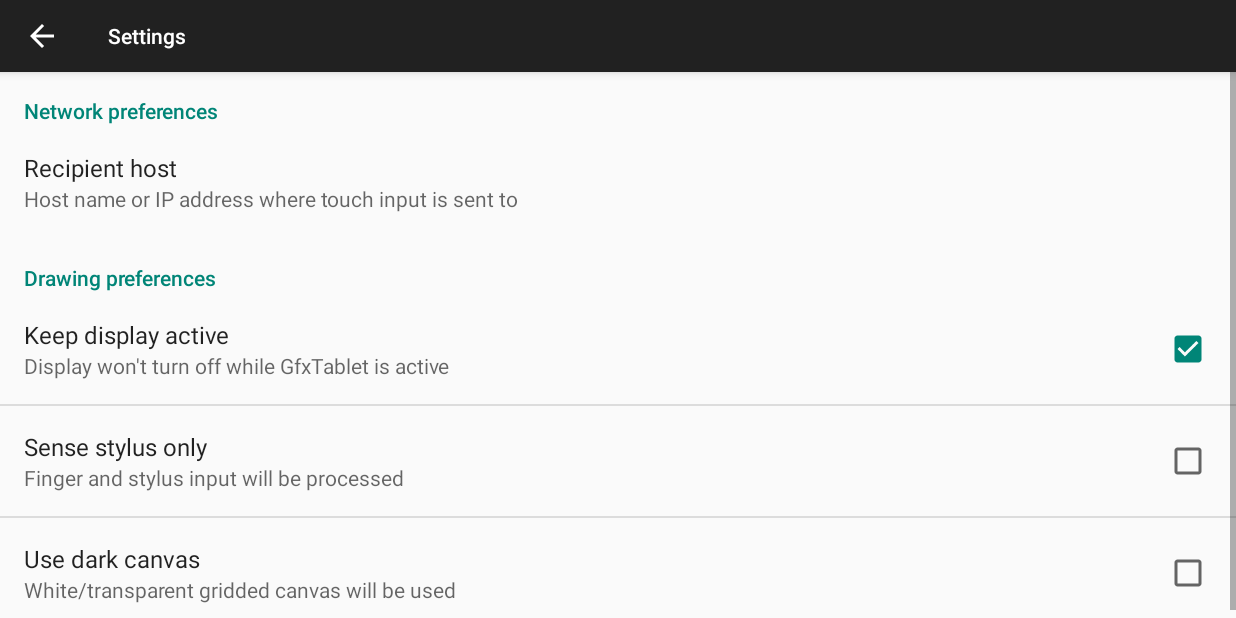
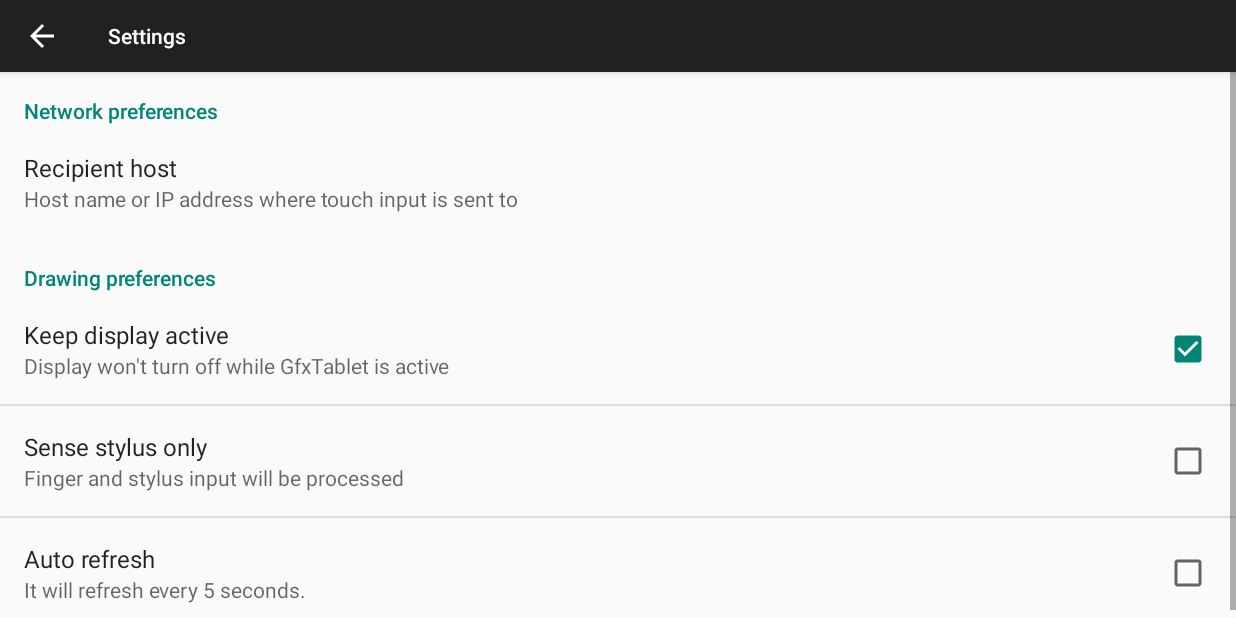
Before and after one commit to rfc2822/GfxTablet, an Android app: the screen it shows after launch (SettingsActivity), after a tap on "Settings", on a phone screen of 824 x 412 dp (held sideways). Run offline under Robolectric (Android 15) with nearby library versions, the phone set to English and light mode, and no system bars.

Commit message:
added auto refresh and removed unused stuff

```diff
--- a/app-android/app/src/main/java/at/bitfire/gfxtablet/CanvasActivity.java
+++ b/app-android/app/src/main/java/at/bitfire/gfxtablet/CanvasActivity.java
@@ -2,20 +2,14 @@ package at.bitfire.gfxtablet;
 
 import android.content.Intent;
 import android.content.SharedPreferences;
-import android.database.Cursor;
-import android.graphics.Bitmap;
-import android.graphics.BitmapFactory;
-import android.graphics.drawable.BitmapDrawable;
 import android.graphics.drawable.Drawable;
 import android.net.Uri;
 import android.os.AsyncTask;
 import android.os.Build;
 import android.os.Bundle;
-import android.preference.PreferenceFragment;
+import android.os.Handler;
 import android.preference.PreferenceManager;
-import android.provider.MediaStore;
 import android.support.v7.app.AppCompatActivity;
-import android.support.v7.widget.PopupMenu;
 import android.util.Log;
 import android.view.Menu;
 import android.view.MenuItem;
@@ -23,15 +17,16 @@ import android.view.View;
 import android.view.WindowManager;
 import android.widget.ImageView;
 import android.widget.Toast;
+
 import at.bitfire.gfxtablet.NetEvent.Type;
 
 public class CanvasActivity extends AppCompatActivity implements View.OnSystemUiVisibilityChangeListener, SharedPreferences.OnSharedPreferenceChangeListener {
-    private static final int RESULT_LOAD_IMAGE = 1;
     private static final String TAG = "GfxTablet.Canvas";
+    public static String SCREEN_PATH;
     private static CanvasActivity instance;
+    private Handler autoRefreshHandler;
+    private Runnable autoRefreshBackground;
     public static CanvasActivity get() { return instance; }
-
-    final Uri homepageUri = Uri.parse(("https://gfxtablet.bitfire.at"));
 
     NetworkClient netClient;
     NetworkServer netServer;
@@ -44,6 +39,8 @@ public class CanvasActivity extends AppCompatActivity implements View.OnSystemUi
     protected void onCreate(Bundle savedInstanceState) {
         super.onCreate(savedInstanceState);
         instance = this;
+        autoRefreshHandler = new Handler();
+        SCREEN_PATH = CanvasActivity.get().getCacheDir() + "/screen.png";
 
         preferences = PreferenceManager.getDefaultSharedPreferences(this);
         preferences.registerOnSharedPreferenceChangeListener(this);
@@ -64,6 +61,20 @@ public class CanvasActivity extends AppCompatActivity implements View.OnSystemUi
         canvas.setNetworkClient(netClient);
     }
 
+    private void startAutoRefresh() {
+        autoRefreshHandler.postDelayed(new Runnable() {
+            public void run() {
+                refreshBackground();
+                autoRefreshBackground=this;
+                autoRefreshHandler.postDelayed(autoRefreshBackground, 5000);
+            }
+        }, 5000);
+    }
+
+    private void stopAutoRefresh() {
+        autoRefreshHandler.removeCallbacks(autoRefreshBackground);
+    }
+
     @Override
     protected void onResume() {
         super.onResume();
@@ -73,12 +84,24 @@ public class CanvasActivity extends AppCompatActivity implements View.OnSystemUi
         else
             getWindow().clearFlags(WindowManager.LayoutParams.FLAG_KEEP_SCREEN_ON);
 
+        if (preferences.getBoolean(SettingsActivity.KEY_AUTO_REFRESH, true))
+            startAutoRefresh();
+        else
+            stopAutoRefresh();
+
         showTemplateImage();
+    }
+
+    @Override
+    protected void onPause() {
+        super.onPause();
+        stopAutoRefresh();
     }
 
     @Override
     protected void onDestroy() {
         super.onDestroy();
+        stopAutoRefresh();
         netClient.getQueue().add(new NetEvent(NetEvent.Type.TYPE_DISCONNECT));
     }
 
@@ -118,8 +141,12 @@ public class CanvasActivity extends AppCompatActivity implements View.OnSystemUi
     }
 
     // refresh methods
+    public void refreshBackground() {
+        netClient.getQueue().add(new NetEvent(Type.TYPE_MOTION, (short) 0, (short) 0, (short) 0, -1, false));
+    }
+
     public void refreshBackground(MenuItem item) {
-        netClient.getQueue().add(new NetEvent(Type.TYPE_MOTION, (short) 0, (short) 0, (short) 0, -1, false));
+        refreshBackground();
     }
 
 
@@ -160,17 +187,11 @@ public class CanvasActivity extends AppCompatActivity implements View.OnSystemUi
     public void showTemplateImage() {
         ImageView template = (ImageView)findViewById(R.id.canvas_template);
         template.setVisibility(View.VISIBLE);
-        String picturePath = preferences.getString(SettingsActivity.KEY_TEMPLATE_IMAGE, null);
-        if (picturePath != null) {
-            try {
-                Drawable d = Drawable.createFromPath(picturePath);
-                template.setImageDrawable(d);
-                //Bitmap bm = BitmapFactory.decodeFile(picturePath);
-                //template.setImageBitmap(bm);
-                Log.i("drawn", picturePath);
-            } catch (Exception e) {
-                Toast.makeText(this, e.getLocalizedMessage(), Toast.LENGTH_LONG).show();
-            }
+        try {
+            Drawable d = Drawable.createFromPath(SCREEN_PATH);
+            template.setImageDrawable(d);
+        } catch (Exception e) {
+            Toast.makeText(this, e.getLocalizedMessage(), Toast.LENGTH_LONG).show();
         }
     }
 
--- a/app-android/app/src/main/java/at/bitfire/gfxtablet/CanvasView.java
+++ b/app-android/app/src/main/java/at/bitfire/gfxtablet/CanvasView.java
@@ -31,7 +31,6 @@ public class CanvasView extends View implements SharedPreferences.OnSharedPrefer
 
 
     // setup
-
     public CanvasView(Context context, AttributeSet attributeSet) {
         super(context, attributeSet);
 
@@ -40,7 +39,6 @@ public class CanvasView extends View implements SharedPreferences.OnSharedPrefer
 
         settings = PreferenceManager.getDefaultSharedPreferences(context);
         settings.registerOnSharedPreferenceChangeListener(this);
-        setBackground();
         setInputMethods();
 		inRangeStatus = InRangeStatus.OutOfRange;
     }
@@ -52,27 +50,14 @@ public class CanvasView extends View implements SharedPreferences.OnSharedPrefer
 
 
     // settings
-
-    protected void setBackground() {
-        if (settings.getBoolean(SettingsActivity.KEY_DARK_CANVAS, false))
-            setBackgroundColor(Color.BLACK);
-        //else
-            //setBackgroundResource(R.drawable.bg_grid_pattern); //<-- Add this as option?
-    }
-
     protected void setInputMethods() {
         acceptStylusOnly = settings.getBoolean(SettingsActivity.KEY_PREF_STYLUS_ONLY, false);
     }
 
     @Override
     public void onSharedPreferenceChanged(SharedPreferences sharedPreferences, String key) {
-        switch (key) {
-            case SettingsActivity.KEY_PREF_STYLUS_ONLY:
-                setInputMethods();
-                break;
-            case SettingsActivity.KEY_DARK_CANVAS:
-                setBackground();
-                break;
+        if (key.equals(SettingsActivity.KEY_PREF_STYLUS_ONLY)) {
+            setInputMethods();
         }
     }
 
--- a/app-android/app/src/main/java/at/bitfire/gfxtablet/SettingsActivity.java
+++ b/app-android/app/src/main/java/at/bitfire/gfxtablet/SettingsActivity.java
@@ -8,9 +8,8 @@
     public static final String
 		KEY_PREF_HOST = "host_preference",
 		KEY_PREF_STYLUS_ONLY = "stylus_only_preference",
-        KEY_DARK_CANVAS = "dark_canvas_preference",
         KEY_KEEP_DISPLAY_ACTIVE = "keep_display_active_preference",
-        KEY_TEMPLATE_IMAGE = "key_template_image";
+        KEY_AUTO_REFRESH = "auto_refresh_preference";
 
     @Override
     protected void onCreate(Bundle savedInstanceState) {
--- a/app-android/app/src/main/res/drawable/bg_grid_pattern.xml
+++ /dev/null
@@ -1,5 +0,0 @@
-<?xml version="1.0" encoding="utf-8"?>
-<bitmap
-    android:src="@drawable/bg_grid"
-    android:tileMode="repeat"
-    xmlns:android="http://schemas.android.com/apk/res/android"/>
--- a/app-android/app/src/main/res/layout/activity_canvas.xml
+++ b/app-android/app/src/main/res/layout/activity_canvas.xml
@@ -6,7 +6,7 @@
 
     <ImageView
         android:id="@+id/canvas_template"
-        android:src="@drawable/ic_action_picture"
+        android:src="@drawable/ic_renew"
         android:layout_width="match_parent"
         android:layout_height="match_parent"
         android:scaleType="fitXY"/>
--- a/app-android/app/src/main/res/values/strings.xml
+++ b/app-android/app/src/main/res/values/strings.xml
@@ -1,15 +1,9 @@
 <?xml version="1.0" encoding="utf-8"?>
 <resources>
-
     <string name="app_name">GfxTablet</string>
     <string name="menu_settings">Settings</string>
-    <string name="menu_about">About / Help</string>
-    <string name="menu_donate">Donate</string>
 
     <string name="fullscreen">Full-screen mode</string>
-    <string name="menu_set_template_image">Set template image</string>
-    <string name="menu_clear_template_image">Clear template image</string>
-    <string name="menu_select_another_template_image">Select another image</string>
 
     <string name="no_host_defined">No valid recipient host defined. Please configure in \"Settings / Recipient host\".</string>
 
@@ -18,11 +12,9 @@
     <string name="preferences_stylus_only">Sense stylus only</string>
     <string name="preferences_stylus_only_on">Only stylus input will be processed</string>
     <string name="preferences_stylus_only_off">Finger and stylus input will be processed</string>
-    <string name="preferences_dark_canvas">Use dark canvas</string>
-    <string name="preferences_dark_canvas_on">Black canvas will be used (covers template image)</string>
-    <string name="preferences_dark_canvas_off">White/transparent gridded canvas will be used</string>
     <string name="preferences_keep_display_active">Keep display active</string>
     <string name="preferences_keep_display_active_on">Display won\'t turn off while GfxTablet is active</string>
     <string name="preferences_keep_display_active_off">Display will turn off according to system settings</string>
-
+    <string name="auto_reload_summary">It will refresh every 5 seconds.</string>
+    <string name="auto_reload_title">Auto refresh</string>
 </resources>
--- a/app-android/app/src/main/res/values/styles.xml
+++ b/app-android/app/src/main/res/values/styles.xml
@@ -1,9 +1,6 @@
 <resources>
-
     <style name="BaseTheme" parent="Base.Theme.AppCompat.Light.DarkActionBar">
     </style>
-
     <style name="AppTheme" parent="BaseTheme">
     </style>
-
 </resources>
--- a/app-android/app/src/main/res/xml/preferences.xml
+++ b/app-android/app/src/main/res/xml/preferences.xml
@@ -16,20 +16,16 @@
             android:title="@string/preferences_keep_display_active"
             android:summaryOn="@string/preferences_keep_display_active_on"
             android:summaryOff="@string/preferences_keep_display_active_off" />
-
         <CheckBoxPreference
             android:defaultValue="false"
             android:key="stylus_only_preference"
             android:title="@string/preferences_stylus_only"
             android:summaryOn="@string/preferences_stylus_only_on"
             android:summaryOff="@string/preferences_stylus_only_off" />
-
         <CheckBoxPreference
             android:defaultValue="false"
-            android:key="dark_canvas_preference"
-            android:title="@string/preferences_dark_canvas"
-            android:summaryOn="@string/preferences_dark_canvas_on"
-            android:summaryOff="@string/preferences_dark_canvas_off" />
-
+            android:key="auto_refresh_preference"
+            android:summary="@string/auto_reload_summary"
+            android:title="@string/auto_reload_title" />
     </PreferenceCategory>
 </PreferenceScreen>
```
Also changed, not shown: app-android/app/src/main/java/at/bitfire/gfxtablet/NetworkServer.java (+5 -12 lines), app-android/app/src/main/res/menu/set_template_image.xml (deleted, +0 -14 lines), app-android/app/src/main/res/drawable-hdpi/ic_action_picture.png (deleted), app-android/app/src/main/res/drawable-mdpi/ic_action_picture.png (deleted), app-android/app/src/main/res/drawable-xhdpi/ic_action_picture.png (deleted), app-android/app/src/main/res/drawable-xxhdpi/ic_action_picture.png (deleted), app-android/app/src/main/res/drawable/bg_grid.png (deleted).
